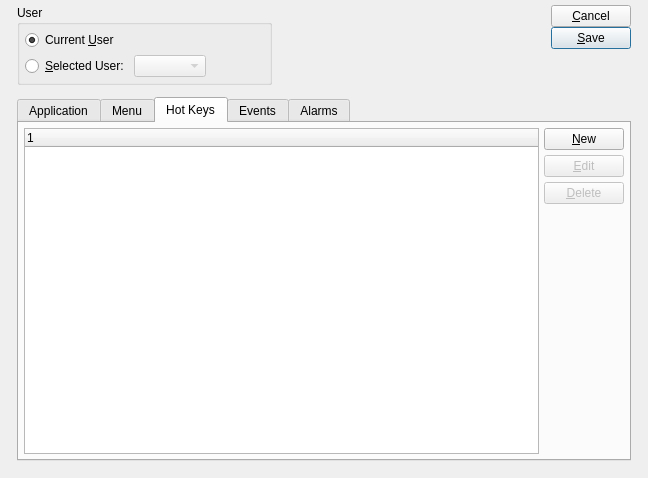
First picture: the form in xtuple/trunk/guiclient/userPreferences.ui, repository WooodHead/xtuple, before the edit.
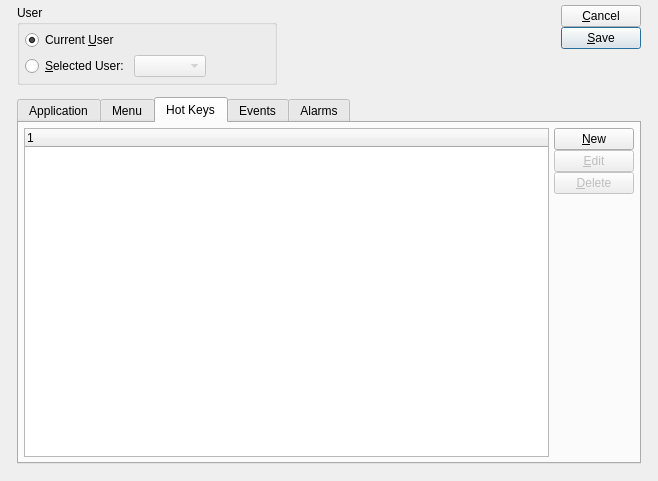
Second picture: the form after the edit. The open tabs and pages were chosen to show the change. Custom widgets are drawn as their Qt base class.

Patch:
```diff
--- a/xtuple/trunk/guiclient/userPreferences.ui
+++ b/xtuple/trunk/guiclient/userPreferences.ui
@@ -13,8 +13,8 @@
    <rect>
     <x>0</x>
     <y>0</y>
-    <width>648</width>
-    <height>478</height>
+    <width>658</width>
+    <height>481</height>
    </rect>
   </property>
   <property name="windowTitle" >
@@ -32,10 +32,7 @@
      <property name="bottomMargin" >
       <number>12</number>
      </property>
-     <property name="horizontalSpacing" >
-      <number>12</number>
-     </property>
-     <property name="verticalSpacing" >
+     <property name="spacing" >
       <number>12</number>
      </property>
      <item row="0" column="0" >
@@ -115,10 +112,7 @@
      </item>
      <item row="0" column="2" >
       <layout class="QGridLayout" >
-       <property name="horizontalSpacing" >
-        <number>0</number>
-       </property>
-       <property name="verticalSpacing" >
+       <property name="spacing" >
         <number>0</number>
        </property>
        <item row="0" column="0" >
@@ -1102,6 +1096,9 @@
          </item>
          <item row="0" column="1" >
           <layout class="QVBoxLayout" >
+           <property name="spacing" >
+            <number>0</number>
+           </property>
            <item>
             <widget class="QPushButton" name="_new" >
              <property name="text" >
```
Left out of the diff: 232 changed lines with no effect on the pictures.
